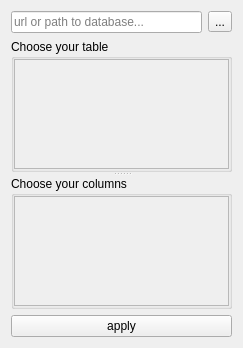
Above: resources/design/ui/modules/SQLrequest.ui from jeaunrg/PyQTapp_template before the change. Below: the same form after it.
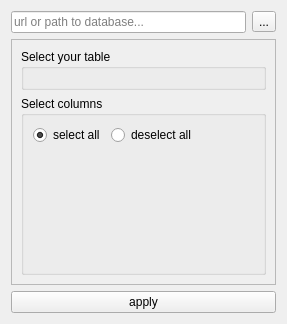
That is the form after the change.

What changed in the file:
```diff
--- a/resources/design/ui/modules/SQLrequest.ui
+++ b/resources/design/ui/modules/SQLrequest.ui
@@ -6,8 +6,8 @@
    <rect>
     <x>0</x>
     <y>0</y>
-    <width>243</width>
-    <height>348</height>
+    <width>287</width>
+    <height>324</height>
    </rect>
   </property>
   <property name="windowTitle">
@@ -42,31 +42,6 @@
     </layout>
    </item>
    <item>
-    <widget class="QSplitter" name="splitter">
-     <property name="orientation">
-      <enum>Qt::Vertical</enum>
-     </property>
-     <widget class="QGroupBox" name="groupBox">
-      <property name="title">
-       <string>Choose your table</string>
-      </property>
-      <layout class="QVBoxLayout" name="verticalLayout_2">
-       <property name="spacing">
-        <number>0</number>
-       </property>
-       <property name="leftMargin">
-        <number>0</number>
-       </property>
-       <property name="topMargin">
-        <number>0</number>
-       </property>
-       <property name="rightMargin">
-        <number>0</number>
-       </property>
-       <property name="bottomMargin">
-        <number>0</number>
-       </property>
-       <item>
         <widget class="QScrollArea" name="scrollArea">
          <property name="widgetResizable">
           <bool>true</bool>
@@ -76,90 +51,109 @@
            <rect>
             <x>0</x>
             <y>0</y>
-            <width>217</width>
-            <height>107</height>
-           </rect>
+        <width>263</width>
+        <height>234</height>
+       </rect>
+      </property>
+      <layout class="QVBoxLayout" name="verticalLayout_4">
+       <item>
+        <widget class="QGroupBox" name="groupBox">
+         <property name="sizePolicy">
+          <sizepolicy hsizetype="Preferred" vsizetype="Minimum">
+           <horstretch>0</horstretch>
+           <verstretch>0</verstretch>
+          </sizepolicy>
+         </property>
+         <property name="title">
+          <string>Select your table</string>
           </property>
           <layout class="QVBoxLayout" name="verticalLayout_3">
-           <property name="spacing">
-            <number>0</number>
-           </property>
-           <property name="leftMargin">
-            <number>0</number>
-           </property>
-           <property name="topMargin">
-            <number>0</number>
-           </property>
-           <property name="rightMargin">
-            <number>0</number>
-           </property>
-           <property name="bottomMargin">
-            <number>0</number>
-           </property>
            <item>
-            <widget class="QWidget" name="tableNames" native="true"/>
-           </item>
-          </layout>
-         </widget>
-        </widget>
+           <widget class="QWidget" name="tableNames" native="true">
+            <property name="sizePolicy">
+             <sizepolicy hsizetype="Preferred" vsizetype="Minimum">
+              <horstretch>0</horstretch>
+              <verstretch>0</verstretch>
+             </sizepolicy>
+            </property>
+           </widget>
        </item>
       </layout>
      </widget>
+       </item>
+       <item>
      <widget class="QGroupBox" name="groupBox_2">
+         <property name="sizePolicy">
+          <sizepolicy hsizetype="Preferred" vsizetype="Minimum">
+           <horstretch>0</horstretch>
+           <verstretch>0</verstretch>
+          </sizepolicy>
+         </property>
       <property name="title">
-       <string>Choose your columns</string>
-      </property>
-      <layout class="QVBoxLayout" name="verticalLayout_4">
-       <property name="spacing">
-        <number>0</number>
-       </property>
-       <property name="leftMargin">
-        <number>0</number>
-       </property>
-       <property name="topMargin">
-        <number>0</number>
-       </property>
-       <property name="rightMargin">
-        <number>0</number>
-       </property>
-       <property name="bottomMargin">
-        <number>0</number>
-       </property>
+          <string>Select columns</string>
+         </property>
+         <layout class="QVBoxLayout" name="verticalLayout_2">
        <item>
-        <widget class="QScrollArea" name="scrollArea_2">
-         <property name="widgetResizable">
+           <layout class="QHBoxLayout" name="horizontalLayout">
+            <item>
+             <widget class="QRadioButton" name="selectAll">
+              <property name="text">
+               <string>select all</string>
+              </property>
+              <property name="checked">
           <bool>true</bool>
          </property>
-         <widget class="QWidget" name="colnames1">
-          <property name="geometry">
-           <rect>
-            <x>0</x>
-            <y>0</y>
-            <width>217</width>
-            <height>107</height>
-           </rect>
-          </property>
-          <layout class="QVBoxLayout" name="verticalLayout_5">
-           <property name="spacing">
-            <number>0</number>
-           </property>
-           <property name="leftMargin">
-            <number>0</number>
-           </property>
-           <property name="topMargin">
-            <number>0</number>
-           </property>
-           <property name="rightMargin">
-            <number>0</number>
-           </property>
-           <property name="bottomMargin">
-            <number>0</number>
-           </property>
+             </widget>
+            </item>
+            <item>
+             <widget class="QRadioButton" name="deselectAll">
+              <property name="text">
+               <string>deselect all</string>
+              </property>
+              <property name="checked">
+               <bool>false</bool>
+              </property>
+             </widget>
+            </item>
+            <item>
+             <spacer name="horizontalSpacer">
+              <property name="orientation">
+               <enum>Qt::Horizontal</enum>
+              </property>
+              <property name="sizeHint" stdset="0">
+               <size>
+                <width>40</width>
+                <height>20</height>
+               </size>
+              </property>
+             </spacer>
+            </item>
+           </layout>
+          </item>
+          <item alignment="Qt::AlignTop">
+           <widget class="QWidget" name="colnames" native="true">
+            <property name="sizePolicy">
+             <sizepolicy hsizetype="Preferred" vsizetype="Minimum">
+              <horstretch>0</horstretch>
+              <verstretch>0</verstretch>
+             </sizepolicy>
+            </property>
+           </widget>
+          </item>
            <item>
-            <widget class="QWidget" name="colnames" native="true"/>
-           </item>
-          </layout>
-         </widget>
+           <spacer name="verticalSpacer">
+            <property name="orientation">
+             <enum>Qt::Vertical</enum>
+            </property>
+            <property name="sizeHint" stdset="0">
+             <size>
+              <width>20</width>
+              <height>40</height>
+             </size>
+            </property>
+           </spacer>
+          </item>
+         </layout>
         </widget>
        </item>
       </layout>
```
Left out of the diff: 2 changed lines with no effect on the pictures. Lines whose indentation alone changed are shown as unchanged.
